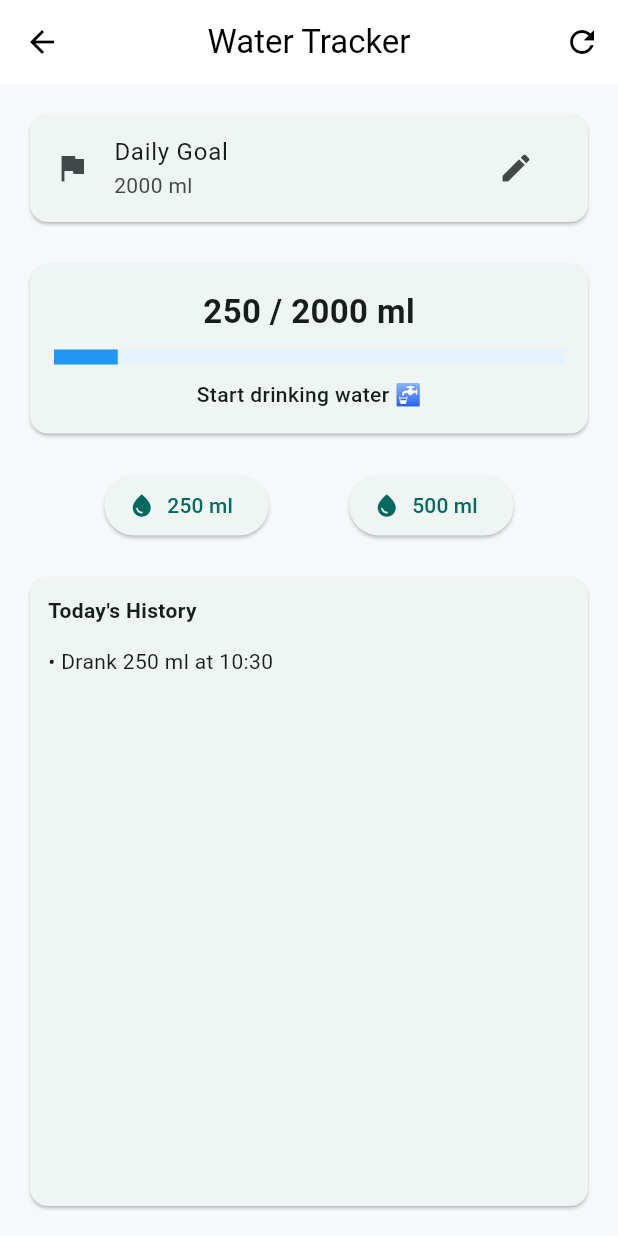
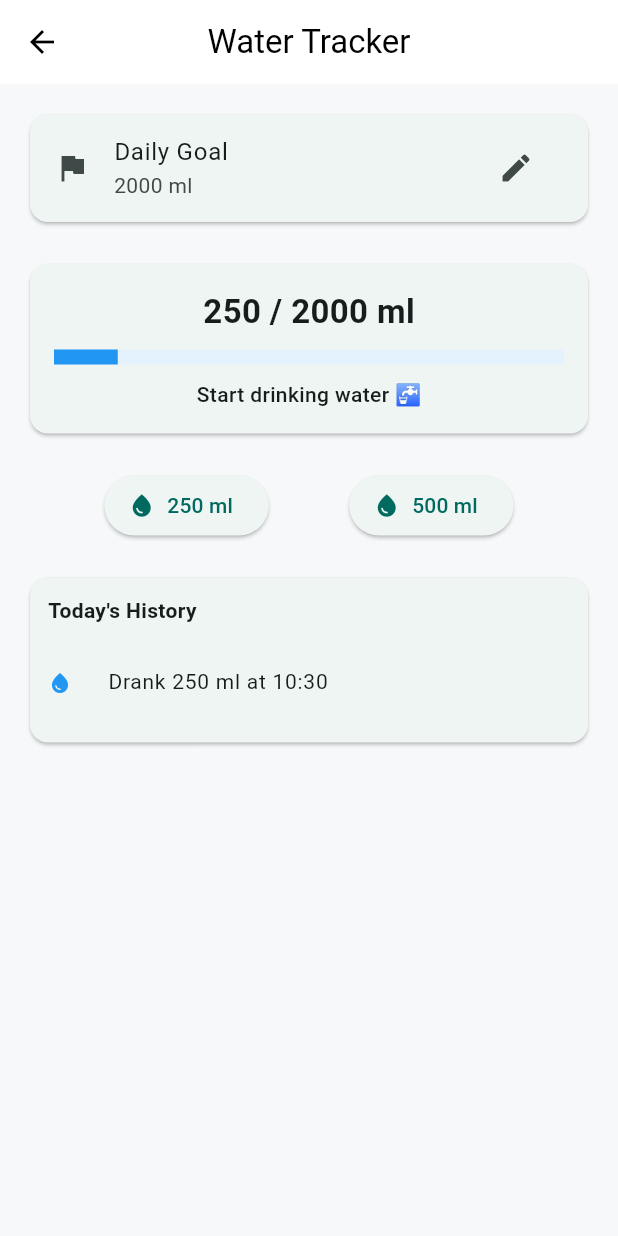
Before and after one commit to soharashaikh8-lab/BMI-AND-HEALTH-APP, a Flutter app: the WaterTrackerScreen screen opened directly, after a tap on "250 ml", on a phone screen of 412 x 824 dp. Run offline on Flutter 3.47's test engine with Material 3 defaults, Android fonts, the phone set to English and light mode, and no system bars; our stand-ins replace firebase_auth, firebase_core, fl_chart, google_sign_in, sqflite; accounts and stored records are empty; generated files the repository leaves out were written again.

Commit message:
Fix Login issue and Added Daily reset in water tracker

```diff
--- a/lib/database_helper.dart
+++ b/lib/database_helper.dart
@@ -53,19 +53,21 @@ class DatabaseHelper {
   Future<int> insertWater(int amount) async {
     final db = await instance.database;
     final now = DateTime.now();
+    // Standard YYYY-MM-DD format
+    final String dateOnly = now.toString().split(' ')[0];
+    final String timeOnly = "${now.hour.toString().padLeft(2, '0')}:${now.minute.toString().padLeft(2, '0')}";
 
     return await db.insert('water_intake', {
       'amount': amount,
-      'time': "${now.hour}:${now.minute.toString().padLeft(2, '0')}",
-      'date': "${now.year}-${now.month}-${now.day}",
+      'time': timeOnly,
+      'date': dateOnly,
     });
   }
 
-  // Fetch only today's records
+// Refined getTodayHistory
   Future<List<Map<String, dynamic>>> getTodayHistory() async {
     final db = await instance.database;
-    final now = DateTime.now();
-    final today = "${now.year}-${now.month}-${now.day}";
+    final String today = DateTime.now().toString().split(' ')[0];
 
     return await db.query(
       'water_intake',
@@ -78,14 +80,9 @@ class DatabaseHelper {
   // Reset/Delete all records for today
   Future<int> resetToday() async {
     final db = await instance.database;
-    final now = DateTime.now();
-    final today = "${now.year}-${now.month}-${now.day}";
-
-    return await db.delete(
-      'water_intake',
-      where: 'date = ?',
-      whereArgs: [today],
-    );
+    // This deletes EVERYTHING so the user starts fresh,
+    // or you can delete where date != today.
+    return await db.delete('water_intake');
   }
 // Method to save BMI/Health result
   Future<void> saveHealthResult(int age, int hAge, String risk, int colorValue) async {
@@ -111,11 +108,27 @@ class DatabaseHelper {
   }
   Future<List<Map<String, dynamic>>> getAllHealthResults() async {
     final db = await instance.database;
-    // Fetch all rows from the table
+    // 'rawQuery' or 'query' both work, but ensure you aren't closing the DB prematurely
     return await db.query('health_results', orderBy: 'id DESC');
   }
   Future close() async {
     final db = await instance.database;
     db.close();
   }
+  // Inside DatabaseHelper class
+  Future<String?> getLastEntryDate() async {
+    final db = await instance.database;
+    // Using query() is often safer than rawQuery for simple selects
+    final List<Map<String, dynamic>> result = await db.query(
+      'water_intake',
+      columns: ['date'],
+      orderBy: 'id DESC',
+      limit: 1,
+    );
+
+    if (result.isNotEmpty) {
+      return result.first['date'] as String;
+    }
+    return null;
+  }
 }
--- a/lib/login_page.dart
+++ b/lib/login_page.dart
@@ -24,9 +24,8 @@ class _LoginPageState extends State<LoginPage> {
   // Email Login
   Future<void> login() async {
     // Only trim the email, NOT the password (cleaning error fix)
-    final String email = emailController.text.trim();
+    final String email = emailController.text.trim().toLowerCase();
     final String password = passController.text;
-
     if (email.isEmpty || password.isEmpty) {
       _showSnackBar("Fields cannot be empty");
       return;
@@ -71,9 +70,8 @@ class _LoginPageState extends State<LoginPage> {
 
   // Register
   Future<void> register() async {
-    final String email = emailController.text.trim();
+    final String email = emailController.text.trim().toLowerCase();
     final String password = passController.text;
-
     if (email.isEmpty || password.isEmpty) {
       _showSnackBar("Please fill in all fields");
       return;
--- a/lib/water_tracker_screen.dart
+++ b/lib/water_tracker_screen.dart
@@ -8,15 +8,58 @@ class WaterTrackerScreen extends StatefulWidget {
   State<WaterTrackerScreen> createState() => _WaterTrackerScreenState();
 }
 
-class _WaterTrackerScreenState extends State<WaterTrackerScreen> {
+class _WaterTrackerScreenState extends State<WaterTrackerScreen> with WidgetsBindingObserver {
   int dailyGoal = 2000;
   int consumedWater = 0;
   List<String> history = [];
-
   @override
   void initState() {
     super.initState();
-    _loadTodayData(); // Load data from SQLite on startup
+    WidgetsBinding.instance.addObserver(this);
+    _checkAndResetDaily(); // Load data from SQLite on startup
+  }
+  @override
+  void dispose() {
+    // 3. Unregister the observer
+    WidgetsBinding.instance.removeObserver(this);
+    super.dispose();
+  }
+
+  // 4. Trigger the check whenever the app is resumed
+  @override
+  void didChangeAppLifecycleState(AppLifecycleState state) {
+    if (state == AppLifecycleState.resumed) {
+      _checkAndResetDaily();
+    }
+  }
+  Future<void> _checkAndResetDaily() async {
+    // 1. Get today's date formatted (YYYY-MM-DD)
+    final String today = DateTime.now().toString().split(' ')[0];
+
+    // 2. Ask SQLite for the date of the last glass of water you logged
+    final String? lastEntryDate = await DatabaseHelper.instance.getLastEntryDate();
+
+    // 3. Compare them
+    if (lastEntryDate != null && lastEntryDate != today) {
+      // If the dates don't match, it's a new day!
+      await DatabaseHelper.instance.resetToday(); // Your method that deletes/archives records
+
+      if (mounted) {
+        setState(() {
+          consumedWater = 0;
+          history.clear();
+        });
+        _showSnackBar("Good morning! Your progress has been reset.");
+      }
+    }
+
+    // 4. Always load the data for the current date
+    _loadTodayData();
+  }
+  void _showSnackBar(String message) {
+    ScaffoldMessenger.of(context).showSnackBar(
+      SnackBar(content: Text(message), duration: const Duration(seconds: 2)),
+    );
   }
 
   // Fetch data from Database
@@ -64,14 +107,9 @@ class _WaterTrackerScreenState extends State<WaterTrackerScreen> {
     return Scaffold(
       appBar: AppBar(
         title: const Text("Water Tracker"),
-        actions: [
-          IconButton(
-            icon: const Icon(Icons.refresh),
-            onPressed: resetDay,
       ),
-        ],
-      ),
-      body: Padding(
+      // FIX 1: Wrap in SingleChildScrollView to handle small screens/keyboards
+      body: SingleChildScrollView(
         padding: const EdgeInsets.all(16),
         child: Column(
           children: [
@@ -81,6 +119,7 @@ class _WaterTrackerScreenState extends State<WaterTrackerScreen> {
             const SizedBox(height: 20),
             _addButtons(),
             const SizedBox(height: 20),
+            // FIX 2: Call the updated history section
             _historySection(),
           ],
         ),
@@ -169,30 +208,34 @@ class _WaterTrackerScreenState extends State<WaterTrackerScreen> {
   }
 
   Widget _historySection() {
-    return Expanded(
-      child: Card(
+    return Card(
       child: Padding(
         padding: const EdgeInsets.all(12),
         child: Column(
+          mainAxisSize: MainAxisSize.min, // Constrain the column size
           crossAxisAlignment: CrossAxisAlignment.start,
           children: [
             const Text("Today's History", style: TextStyle(fontWeight: FontWeight.bold)),
             const SizedBox(height: 10),
-              Expanded(
-                child: history.isEmpty
-                    ? const Center(child: Text("No water intake yet"))
+            // FIX 3: Remove Expanded and use shrinkWrap with Physics
+            history.isEmpty
+                ? const Center(child: Padding(
+              padding: EdgeInsets.all(20.0),
+              child: Text("No water intake yet"),
+            ))
                 : ListView.builder(
+              shrinkWrap: true, // Allows ListView to take only needed space
+              physics: const NeverScrollableScrollPhysics(), // Let the parent ScrollView handle scrolling
               itemCount: history.length,
-                  itemBuilder: (_, i) => Padding(
-                    padding: const EdgeInsets.symmetric(vertical: 4.0),
-                    child: Text("• ${history[i]}"),
-                  ),
+              itemBuilder: (_, i) => ListTile(
+                contentPadding: EdgeInsets.zero,
+                leading: const Icon(Icons.water_drop, size: 16, color: Colors.blue),
+                title: Text(history[i], style: const TextStyle(fontSize: 14)),
               ),
             ),
           ],
         ),
       ),
-      ),
     );
   }
 }
```
Also changed, not shown: lib/bmi_screen.dart (+93 -35 lines), lib/health_analysis_screen.dart (+55 -22 lines), lib/home_screen.dart (+21 -9 lines). Lines whose indentation alone changed are shown as unchanged.
